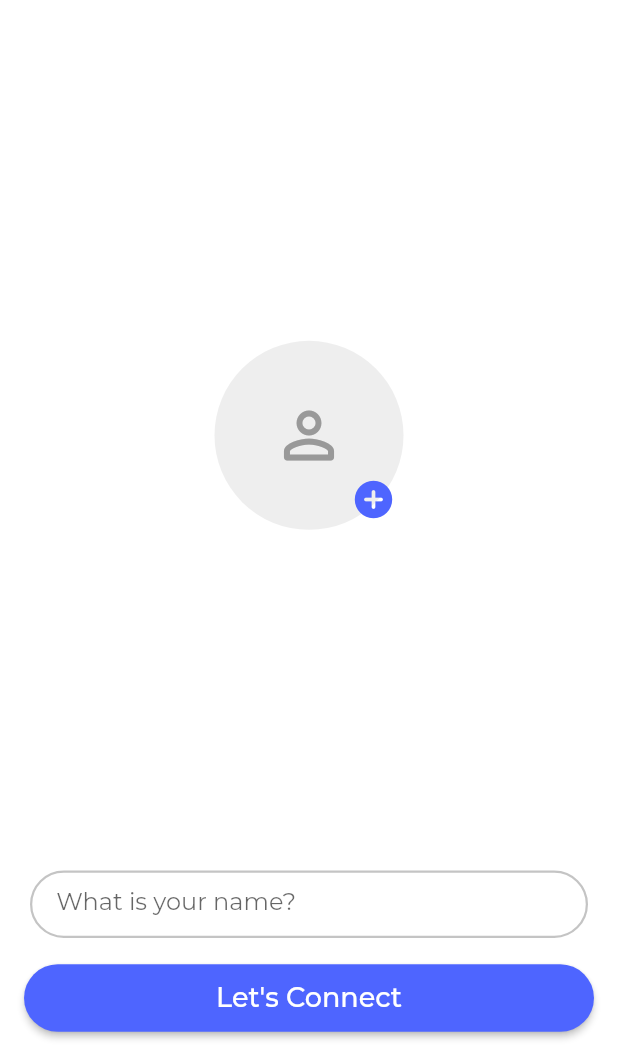
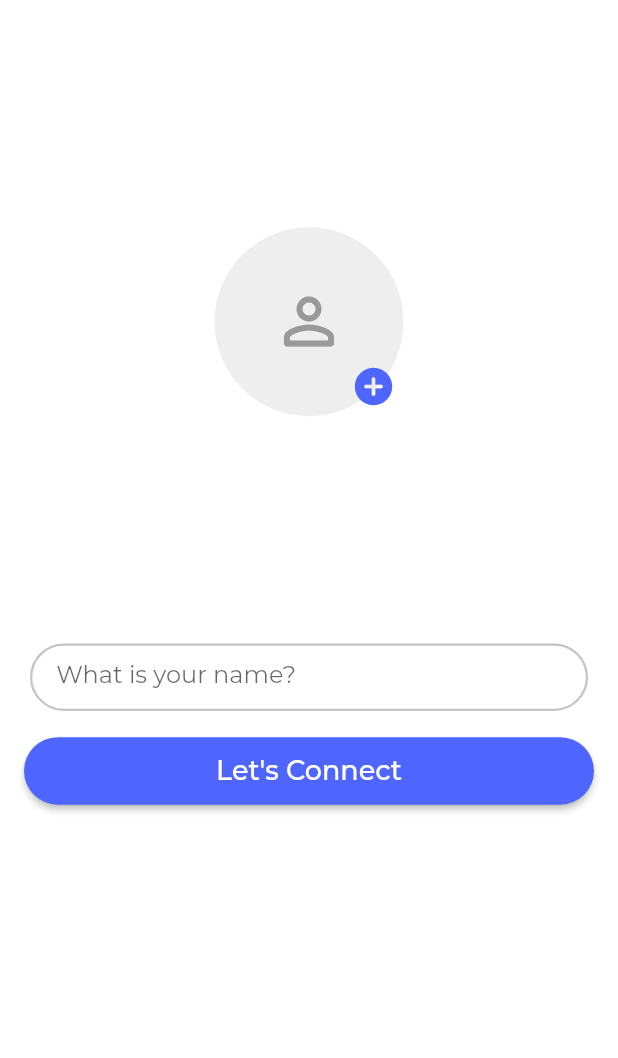
Before and after one commit to jayasith/squadchat, a Flutter app: the screen it shows after launch, on a phone screen of 412 x 824 dp, the part 178-1236 px from its top. Run offline on Flutter 3.47's test engine with Material 2 defaults, Android fonts, the phone set to English and light mode, and no system bars; our stand-ins replace bloc, equatable, flutter_bloc, google_fonts, image_picker, sqflite; missing offline and left inert: encrypt, rethinkdb_dart; accounts and stored records are empty.

Commit message:
UPDATE: login ui changes

```diff
--- a/lib/views/screens/login.dart
+++ b/lib/views/screens/login.dart
@@ -88,14 +88,7 @@ class _LoginState extends State<Login> {
                         borderRadius: BorderRadius.circular(45))),
               ),
             ),
-            // const Spacer(flex: 1),
-            // BlocBuilder<LoginCubit, LoginState>(
-            //     builder: (context, state) => state is Loading
-            //         ? Padding(
-            //             padding: const EdgeInsets.only(bottom: 10),
-            //             child: Center(child: CircularProgressIndicator()),
-            //           )
-            //         : Container())
+            const Spacer(flex: 1),
           ],
         ),
       ),
```
Also changed, not shown: 1 other file.
